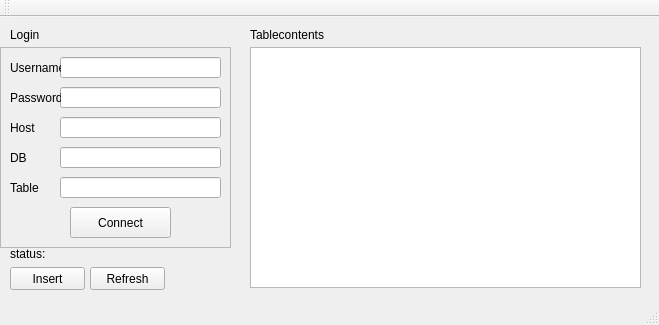
The window that qtqrcode.ui (TsilaAllaoui/QtQRCode) describes before a commit, drawn with Qt 5.
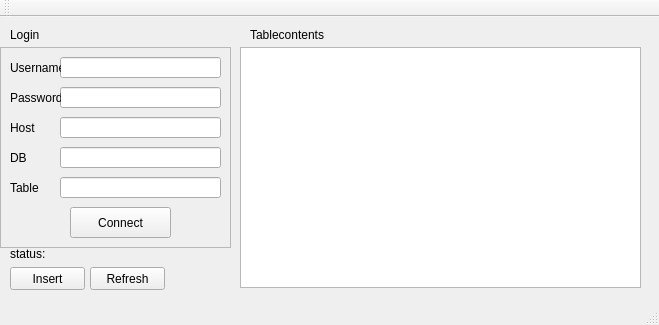
The same window after the commit.

Diff of the .ui file:
```diff
--- a/qtqrcode.ui
+++ b/qtqrcode.ui
@@ -210,22 +210,6 @@
      <string>Tablecontents</string>
     </property>
    </widget>
-   <widget class="QTableWidget" name="tableWidget">
-    <property name="geometry">
-     <rect>
-      <x>250</x>
-      <y>30</y>
-      <width>391</width>
-      <height>241</height>
-     </rect>
-    </property>
-    <property name="columnCount">
-     <number>0</number>
-    </property>
-    <attribute name="verticalHeaderVisible">
-     <bool>false</bool>
-    </attribute>
-   </widget>
    <widget class="QPushButton" name="refreshButton">
     <property name="geometry">
      <rect>
@@ -252,6 +236,19 @@
      <string>Insert</string>
     </property>
    </widget>
+   <widget class="QTableView" name="tableView">
+    <property name="geometry">
+     <rect>
+      <x>240</x>
+      <y>30</y>
+      <width>401</width>
+      <height>241</height>
+     </rect>
+    </property>
+    <attribute name="verticalHeaderVisible">
+     <bool>false</bool>
+    </attribute>
+   </widget>
   </widget>
   <widget class="QMenuBar" name="menuBar">
    <property name="geometry">
```
